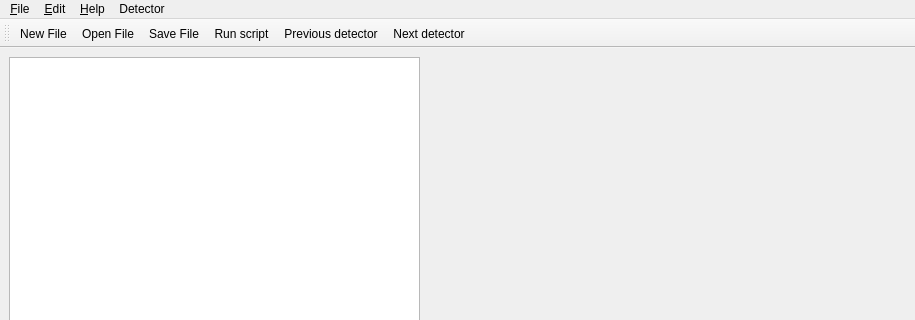
Qt form qjabs/mainwindow.ui (JYU-IBA/jabs) before a commit; both pictures show x 0 to 915 and y 0 to 320 of the 915 by 678 pixel window.
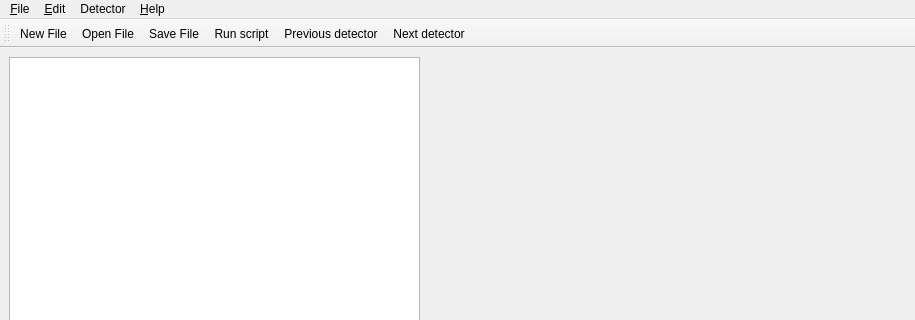
The same form after that commit. Icons and pictures are not drawn. Custom widgets are drawn as their Qt base class.

Commit message: Changed order of detector and help menus.

What changed in the file:
```diff
--- a/qjabs/mainwindow.ui
+++ b/qjabs/mainwindow.ui
@@ -209,8 +209,8 @@
    </widget>
    <addaction name="menu_File"/>
    <addaction name="menu_Edit"/>
-   <addaction name="menu_Help"/>
    <addaction name="menuDetector"/>
+   <addaction name="menu_Help"/>
   </widget>
   <widget class="QStatusBar" name="statusbar"/>
   <widget class="QToolBar" name="toolBar">
```
Left out of the diff: 14 changed lines with no effect on the pictures.
